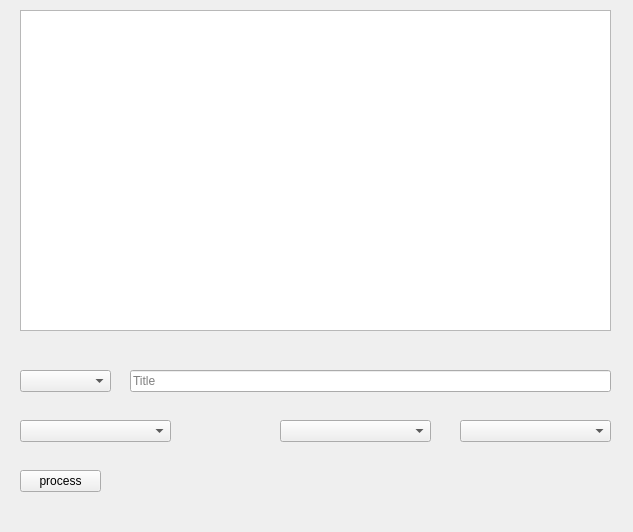
Before: the Qt Designer form copaspedia.ui in selesdepselesnul/copas_pedia, drawn with Qt 5.
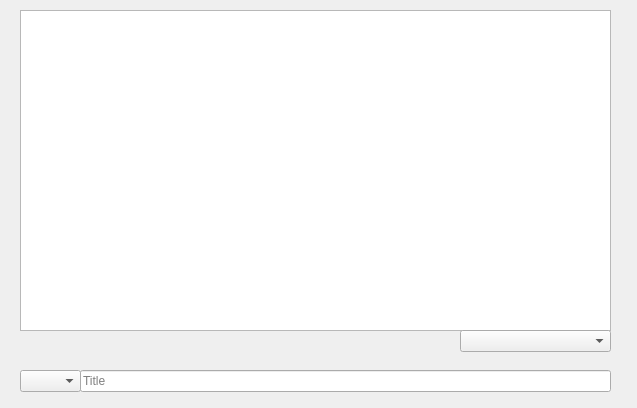
After: the same form once the commit is applied.

Diff of the .ui file:
```diff
--- a/copaspedia.ui
+++ b/copaspedia.ui
@@ -6,8 +6,8 @@
    <rect>
     <x>0</x>
     <y>0</y>
-    <width>633</width>
-    <height>532</height>
+    <width>637</width>
+    <height>408</height>
    </rect>
   </property>
   <property name="windowTitle">
@@ -32,9 +32,9 @@
   <widget class="QLineEdit" name="title_line_edit">
    <property name="geometry">
     <rect>
-     <x>130</x>
+     <x>80</x>
      <y>370</y>
-     <width>481</width>
+     <width>531</width>
      <height>22</height>
     </rect>
    </property>
@@ -46,55 +46,22 @@
    <property name="geometry">
     <rect>
      <x>20</x>
-     <y>420</y>
-     <width>151</width>
+     <y>370</y>
+     <width>61</width>
      <height>22</height>
     </rect>
    </property>
   </widget>
-  <widget class="QComboBox" name="filter_combo_box">
-   <property name="geometry">
-    <rect>
-     <x>280</x>
-     <y>420</y>
-     <width>151</width>
-     <height>22</height>
-    </rect>
-   </property>
-  </widget>
-  <widget class="QComboBox" name="comboBox_3">
+  <widget class="QComboBox" name="page_combo_box">
    <property name="geometry">
     <rect>
      <x>460</x>
-     <y>420</y>
+     <y>330</y>
      <width>151</width>
      <height>22</height>
     </rect>
    </property>
   </widget>
-  <widget class="QPushButton" name="download_button">
-   <property name="geometry">
-    <rect>
-     <x>20</x>
-     <y>470</y>
-     <width>81</width>
-     <height>22</height>
-    </rect>
-   </property>
-   <property name="text">
-    <string>process</string>
-   </property>
-  </widget>
-  <widget class="QComboBox" name="page_mode_combo_box">
-   <property name="geometry">
-    <rect>
-     <x>20</x>
-     <y>370</y>
-     <width>91</width>
-     <height>22</height>
-    </rect>
-   </property>
-  </widget>
  </widget>
  <resources/>
  <connections/>
```
